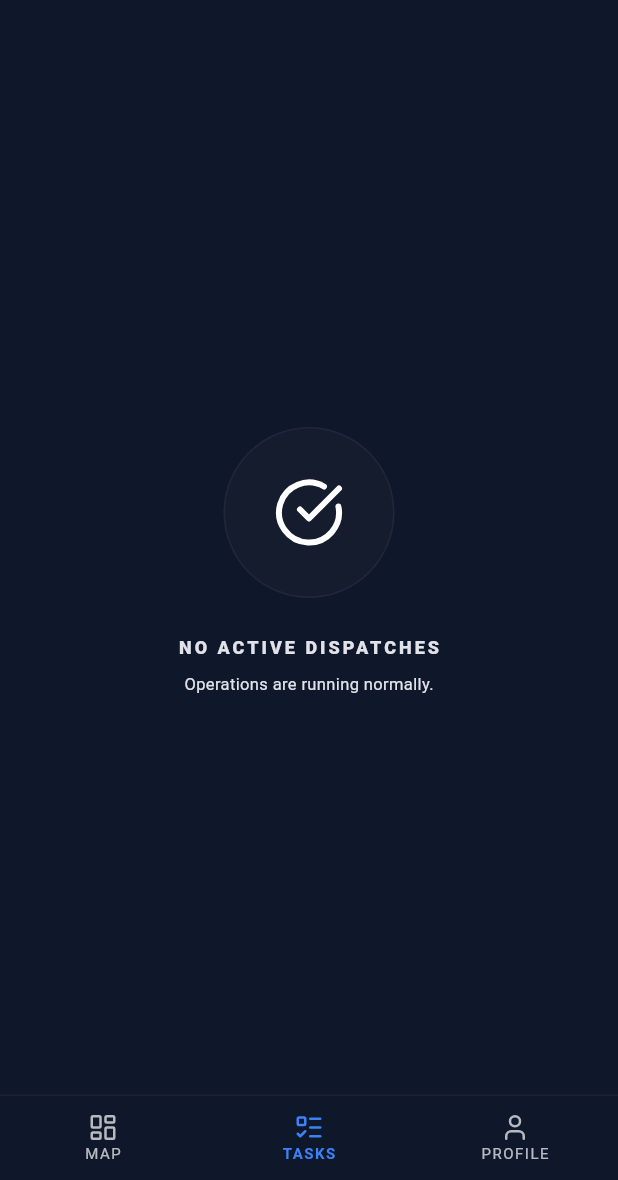
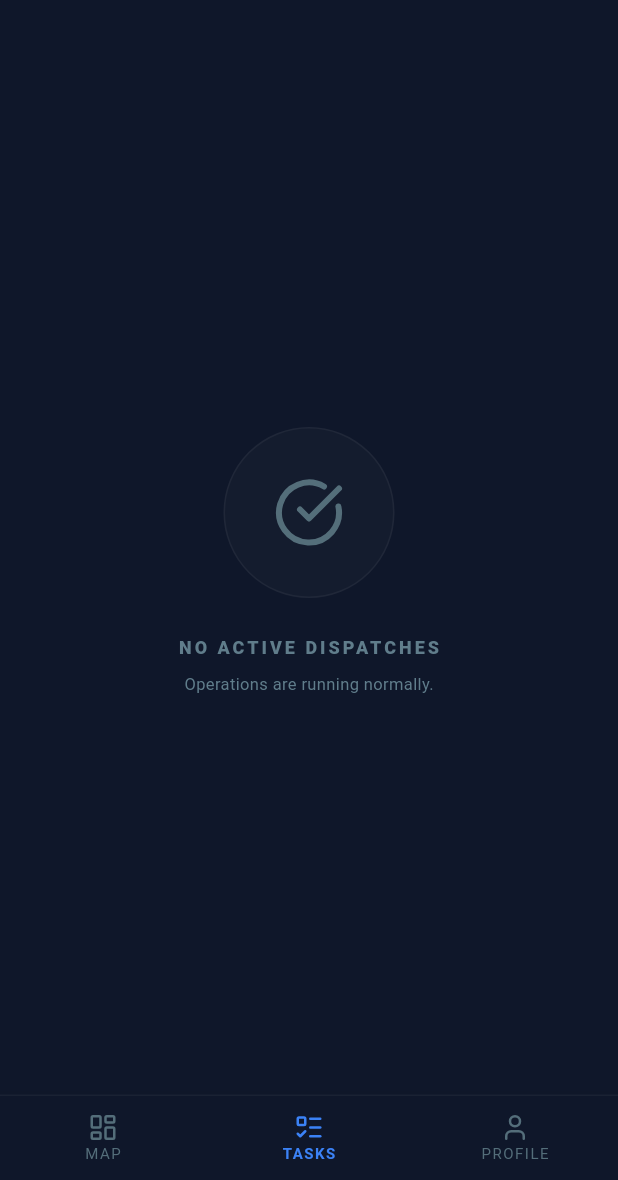
Before and after one commit to HardikMohite/smart-resource-allocation, a Flutter app: the DashboardScreen screen opened directly, item 2 of the bottom bar chosen, on a phone screen of 412 x 824 dp, the part 56-1236 px from its top. Run offline on Flutter 3.47's test engine with Material 3 defaults, Android fonts, the phone set to English and light mode, and no system bars; our stand-ins replace cloud_firestore, firebase_auth, firebase_core, geolocator, google_maps_flutter, lucide_icons; accounts and stored records are empty; network calls fail.

Commit message:
Final: Resolved 100% of compilation and linting errors across Web and Mobile. Ecosystem is in a Perfect Build State.

```diff
--- a/mobile_app/lib/main.dart
+++ b/mobile_app/lib/main.dart
@@ -1,6 +1,5 @@
 import 'package:flutter/material.dart';
 import 'package:firebase_core/firebase_core.dart';
-import 'package:mobile_app/screens/dashboard_screen.dart';
 import 'package:mobile_app/screens/login_screen.dart';
 import 'dart:developer' as developer;
 
@@ -49,7 +48,7 @@ class SmartResourceApp extends StatelessWidget {
             color: Colors.white,
           ),
         ),
-        cardTheme: CardTheme(
+        cardTheme: CardThemeData(
           color: const Color(0xFF1E293B),
           elevation: 0,
           shape: RoundedRectangleBorder(
--- a/mobile_app/lib/screens/dashboard_screen.dart
+++ b/mobile_app/lib/screens/dashboard_screen.dart
@@ -5,7 +5,7 @@ import 'package:google_maps_flutter/google_maps_flutter.dart';
 import 'package:geolocator/geolocator.dart';
 import 'package:cloud_firestore/cloud_firestore.dart';
 import 'package:firebase_auth/firebase_auth.dart';
-import 'package:lucide_icons_flutter/lucide_icons_flutter.dart';
+import 'package:lucide_icons/lucide_icons.dart';
 import 'dart:developer' as developer;
 
 class DashboardScreen extends StatefulWidget {
@@ -110,7 +110,7 @@ class _DashboardScreenState extends State<DashboardScreen> {
         actions: [
           IconButton(
             onPressed: () {},
-            icon: const Icon(LucideIcons.bell, size: 20),
+            icon: Icon(LucideIcons.bell, size: 20),
           ),
           const SizedBox(width: 8),
         ],
@@ -125,11 +125,11 @@ class _DashboardScreenState extends State<DashboardScreen> {
           onTap: (index) => setState(() => _currentIndex = index),
           backgroundColor: const Color(0xFF0F172A),
           selectedItemColor: const Color(0xFF3B82F6),
-          unselectedItemColor: Colors.slate.shade600,
+          unselectedItemColor: Colors.blueGrey.shade600,
           type: BottomNavigationBarType.fixed,
           selectedLabelStyle: const TextStyle(fontWeight: FontWeight.bold, fontSize: 10, letterSpacing: 1.0),
           unselectedLabelStyle: const TextStyle(fontSize: 10, letterSpacing: 1.0),
-          items: const [
+          items: [
             BottomNavigationBarItem(icon: Icon(LucideIcons.layoutDashboard, size: 20), label: 'MAP'),
             BottomNavigationBarItem(icon: Icon(LucideIcons.listTodo, size: 20), label: 'TASKS'),
             BottomNavigationBarItem(icon: Icon(LucideIcons.user, size: 20), label: 'PROFILE'),
@@ -165,7 +165,7 @@ class _DashboardScreenState extends State<DashboardScreen> {
                     width: 12,
                     height: 12,
                     decoration: BoxDecoration(
-                      color: _isAvailable ? const Color(0xFF10B981) : Colors.slate.shade600,
+                      color: _isAvailable ? const Color(0xFF10B981) : Colors.blueGrey.shade600,
                       shape: BoxShape.circle,
                       boxShadow: _isAvailable ? [
                         BoxShadow(color: const Color(0xFF10B981).withValues(alpha: 0.5), blurRadius: 10, spreadRadius: 2)
@@ -183,13 +183,13 @@ class _DashboardScreenState extends State<DashboardScreen> {
                             fontSize: 14,
                             fontWeight: FontWeight.w900,
                             letterSpacing: 1.2,
-                            color: _isAvailable ? const Color(0xFF10B981) : Colors.slate.shade400,
+                            color: _isAvailable ? const Color(0xFF10B981) : Colors.blueGrey.shade400,
                           ),
                         ),
                         const SizedBox(height: 4),
                         Text(
                           _isAvailable ? 'Broadcasting live location...' : 'Enable duty to receive dispatches',
-                          style: TextStyle(fontSize: 11, color: Colors.slate.shade500, fontWeight: FontWeight.w500),
+                          style: TextStyle(fontSize: 11, color: Colors.blueGrey.shade500, fontWeight: FontWeight.w500),
                         ),
                       ],
                     ),
@@ -197,8 +197,8 @@ class _DashboardScreenState extends State<DashboardScreen> {
                   Switch.adaptive(
                     value: _isAvailable,
                     onChanged: _toggleDuty,
+                    activeThumbColor: const Color(0xFF10B981),
                     activeTrackColor: const Color(0xFF10B981).withValues(alpha: 0.5),
-                    activeColor: const Color(0xFF10B981),
                   ),
                 ],
               ),
@@ -276,7 +276,7 @@ class _DashboardScreenState extends State<DashboardScreen> {
 
   Widget _buildProfileScreen() {
     return Center(
-      child: Text('Profile Screen - NGO Admin', style: TextStyle(color: Colors.slate.shade400)),
+      child: Text('Profile Screen - NGO Admin', style: TextStyle(color: Colors.blueGrey.shade400)),
     );
   }
 
--- a/mobile_app/lib/screens/login_screen.dart
+++ b/mobile_app/lib/screens/login_screen.dart
@@ -1,6 +1,6 @@
 import 'package:flutter/material.dart';
 import 'package:mobile_app/screens/dashboard_screen.dart';
-import 'package:lucide_icons_flutter/lucide_icons_flutter.dart';
+import 'package:lucide_icons/lucide_icons.dart';
 
 class LoginScreen extends StatefulWidget {
   const LoginScreen({super.key});
@@ -75,7 +75,7 @@ class _LoginScreenState extends State<LoginScreen> {
                         )
                       ],
                     ),
-                    child: const Icon(LucideIcons.shield, size: 56, color: Color(0xFF3B82F6)),
+                    child: Icon(LucideIcons.shield, size: 56, color: Color(0xFF3B82F6)),
                   ),
                 ),
 
@@ -162,7 +162,7 @@ class _LoginScreenState extends State<LoginScreen> {
                   child: Row(
                     mainAxisAlignment: MainAxisAlignment.center,
                     children: [
-                      const Icon(LucideIcons.gavel, size: 12),
+                      Icon(LucideIcons.gavel, size: 12),
                       const SizedBox(width: 10),
                       const Text(
                         'ENCRYPTED PRODUCTION GATEWAY',
--- a/mobile_app/lib/screens/task_alerts_screen.dart
+++ b/mobile_app/lib/screens/task_alerts_screen.dart
@@ -3,7 +3,7 @@ import 'package:cloud_firestore/cloud_firestore.dart';
 import 'package:firebase_auth/firebase_auth.dart';
 import 'package:mobile_app/main.dart';
 import 'package:url_launcher/url_launcher.dart';
-import 'package:lucide_icons_flutter/lucide_icons_flutter.dart';
+import 'package:lucide_icons/lucide_icons.dart';
 import 'dart:developer' as developer;
 
 class TaskAlertsScreen extends StatelessWidget {
@@ -79,10 +79,10 @@ class TaskAlertsScreen extends StatelessWidget {
                                 ),
                                 child: Text(
                                   'LVL ${task['severity_score']}',
-                                  style: const TextStyle(color: Color(0xFFEF4444), fontSize: 10, fontWeight: FontWeight.black, letterSpacing: 1.0),
+                                  style: const TextStyle(color: Color(0xFFEF4444), fontSize: 10, fontWeight: FontWeight.w900, letterSpacing: 1.0),
                                 ),
                               ),
-                              const Icon(LucideIcons.moreHorizontal, size: 18, color: Colors.slate),
+                              Icon(LucideIcons.moreHorizontal, size: 18, color: Colors.blueGrey),
                             ],
                           ),
                         ),
@@ -99,7 +99,7 @@ class TaskAlertsScreen extends StatelessWidget {
                               const SizedBox(height: 8),
                               Text(
                                 task['description'] ?? 'No description provided.',
-                                style: TextStyle(color: Colors.slate.shade400, fontSize: 13, height: 1.5),
+                                style: TextStyle(color: Colors.blueGrey.shade400, fontSize: 13, height: 1.5),
                               ),
                               const SizedBox(height: 32),
 
@@ -116,7 +116,7 @@ class TaskAlertsScreen extends StatelessWidget {
                                           await launchUrl(Uri.parse(url));
                                         }
                                       },
-                                      icon: const Icon(LucideIcons.navigation, size: 16),
+                                      icon: Icon(LucideIcons.navigation, size: 16),
                                       label: const Text('NAVIGATE', style: TextStyle(letterSpacing: 1.2)),
                                       style: ElevatedButton.styleFrom(
                                         backgroundColor: const Color(0xFF3B82F6),
@@ -138,7 +138,7 @@ class TaskAlertsScreen extends StatelessWidget {
                                             .doc(taskId)
                                             .update({'status': 'resolved'});
                                       },
-                                      icon: const Icon(LucideIcons.checkCircle, color: Color(0xFF10B981), size: 24),
+                                      icon: Icon(LucideIcons.checkCircle, color: Color(0xFF10B981), size: 24),
                                       padding: const EdgeInsets.all(14),
                                     ),
                                   ),
@@ -169,7 +169,7 @@ class TaskAlertsScreen extends StatelessWidget {
               shape: BoxShape.circle,
               border: Border.all(color: Colors.white.withValues(alpha: 0.05)),
             ),
-            child: Icon(icon, size: 48, color: Colors.slate.shade600),
+            child: Icon(icon, size: 48, color: Colors.blueGrey.shade600),
           ),
           const SizedBox(height: 24),
           Text(
@@ -178,13 +178,13 @@ class TaskAlertsScreen extends StatelessWidget {
               fontSize: 12,
               fontWeight: FontWeight.w900,
               letterSpacing: 2.0,
-              color: Colors.slate.shade500,
+              color: Colors.blueGrey.shade500,
             ),
           ),
           const SizedBox(height: 8),
           const Text(
             'Operations are running normally.',
-            style: TextStyle(fontSize: 11, color: Colors.slate),
+            style: TextStyle(fontSize: 11, color: Colors.blueGrey),
           ),
         ],
       ),
--- a/mobile_app/pubspec.yaml
+++ b/mobile_app/pubspec.yaml
@@ -40,7 +40,7 @@ dependencies:
   geolocator: ^14.0.2
   google_maps_flutter: ^2.17.0
   url_launcher: ^6.3.2
-  lucide_icons_flutter: ^3.1.13
+  lucide_icons: ^0.257.0
 
 dev_dependencies:
   flutter_test:
```
Also changed, not shown: mobile_app/pubspec.lock.
